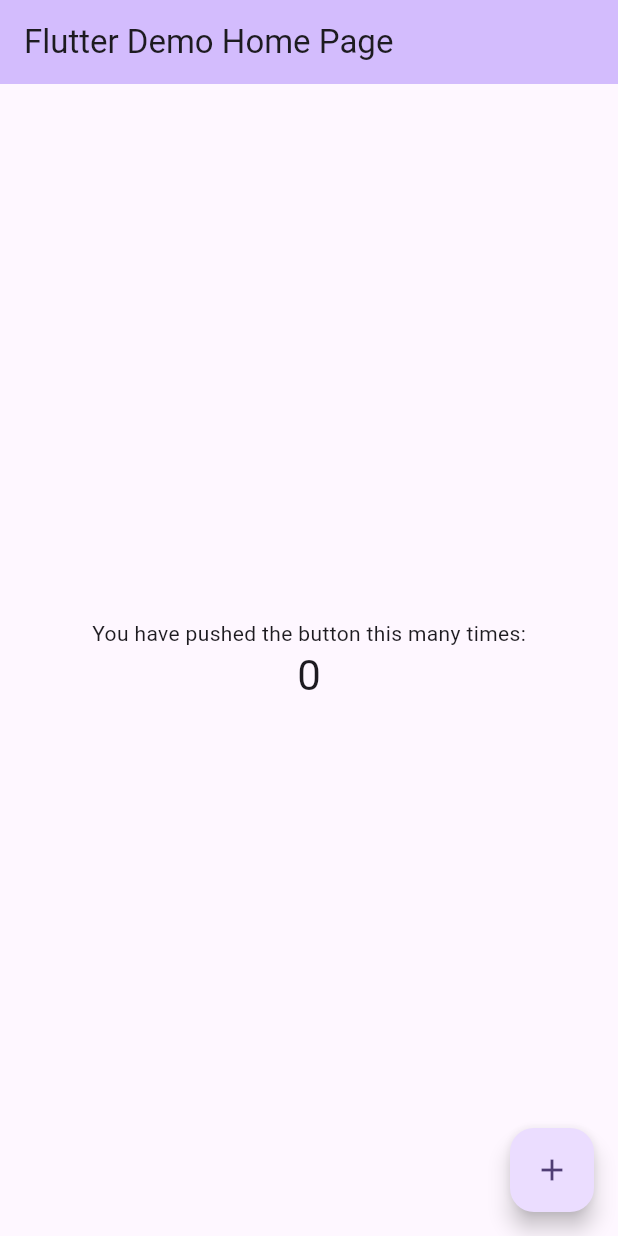
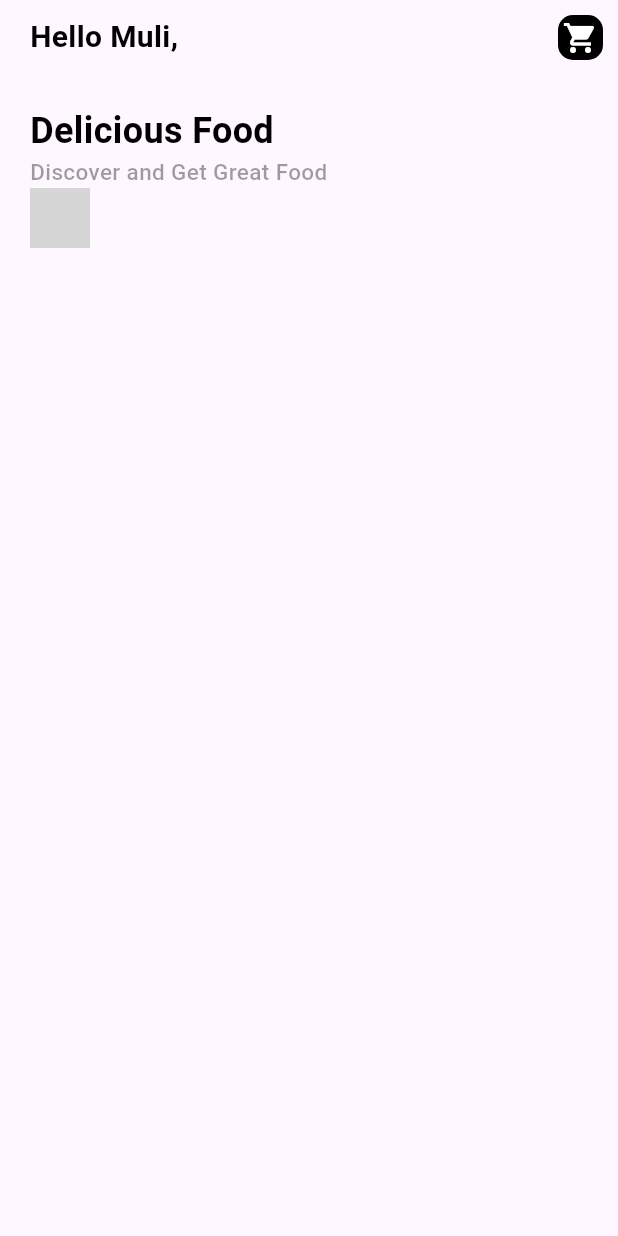
Before and after one commit to MuliJob/food_app, a Flutter app: the screen it shows after launch, on a phone screen of 412 x 824 dp. Run offline on Flutter 3.47's test engine with Material 3 defaults, Android fonts, the phone set to English and light mode, and no system bars; Roboto replaces fonts that are missing (Ubuntu); grey boxes are pictures that could not be loaded.

Commit message:
created homepage and reusable widgets

```diff
--- a/lib/main.dart
+++ b/lib/main.dart
@@ -1,4 +1,5 @@
 import 'package:flutter/material.dart';
+import 'package:food_app/pages/home.dart';
 
 void main() {
   runApp(const MyApp());
@@ -11,6 +12,7 @@ class MyApp extends StatelessWidget {
   @override
   Widget build(BuildContext context) {
     return MaterialApp(
+      debugShowCheckedModeBanner: false,
       title: 'Flutter Demo',
       theme: ThemeData(
         // This is the theme of your application.
@@ -30,7 +32,7 @@ class MyApp extends StatelessWidget {
         // tested with just a hot reload.
         colorScheme: ColorScheme.fromSeed(seedColor: Colors.deepPurple),
       ),
-      home: const MyHomePage(title: 'Flutter Demo Home Page'),
+      home: Home()
     );
   }
 }
--- /dev/null
+++ b/lib/pages/home.dart
@@ -0,0 +1,54 @@
+import 'package:flutter/material.dart';
+import 'package:food_app/widgets/widget_support.dart';
+
+class Home extends StatefulWidget {
+  const Home({super.key});
+
+  @override
+  State<Home> createState() => _HomeState();
+}
+
+class _HomeState extends State<Home> {
+  @override
+  Widget build(BuildContext context) {
+    return Scaffold(
+      body: Container(
+        margin: EdgeInsets.only(top: 10.0, left: 20.0, right: 10.0),
+        child: Column(
+          crossAxisAlignment: CrossAxisAlignment.start,
+          children: [
+            Row(
+              mainAxisAlignment: MainAxisAlignment.spaceBetween,
+              children: [
+                Text(
+                  "Hello Muli,",
+                  style: AppWidget.boldTextFieldStyle()
+                  ),
+                  Container(
+                    padding: EdgeInsets.all(3),
+                    decoration: BoxDecoration(color: Colors.black, borderRadius: BorderRadius.circular(10)),
+                    child: Icon(Icons.shopping_cart, color: Colors.white,),
+                  )
+              ],
+            ),
+            SizedBox(height: 30.0,),
+            Text(
+                  "Delicious Food",
+                  style: AppWidget.headLineTextFieldStyle()
+                  ),
+            Text(
+                  "Discover and Get Great Food",
+                  style: AppWidget.lightTextFieldStyle()
+                  ),
+                  Row(children: [
+                    Container(
+                      child: Image.asset("images/ice-cream.png", height: 40, width: 40, fit: BoxFit.cover,),
+                    ),
+                  ],
+                ),
+          ],
+        ),
+      ),
+    );
+  }
+}
--- /dev/null
+++ b/lib/widgets/widget_support.dart
@@ -0,0 +1,29 @@
+import 'package:flutter/material.dart';
+
+class AppWidget{
+  static TextStyle boldTextFieldStyle() {
+    return TextStyle(
+                color: Colors.black,
+                fontSize: 20.0,
+                fontWeight: FontWeight.bold,
+                fontFamily: 'Ubuntu');
+  }
+
+
+  static TextStyle headLineTextFieldStyle() {
+    return TextStyle(
+                color: Colors.black,
+                fontSize: 24.0,
+                fontWeight: FontWeight.bold,
+                fontFamily: 'Ubuntu');
+  }
+
+
+  static TextStyle lightTextFieldStyle() {
+    return TextStyle(
+                color: Colors.black38,
+                fontSize: 15.0,
+                fontWeight: FontWeight.w500,
+                fontFamily: 'Ubuntu');
+  }
+}
```
Also changed, not shown: pubspec.yaml (+6 -6 lines), fonts/Ubuntu-MediumItalic.ttf (added), 1 other file.
